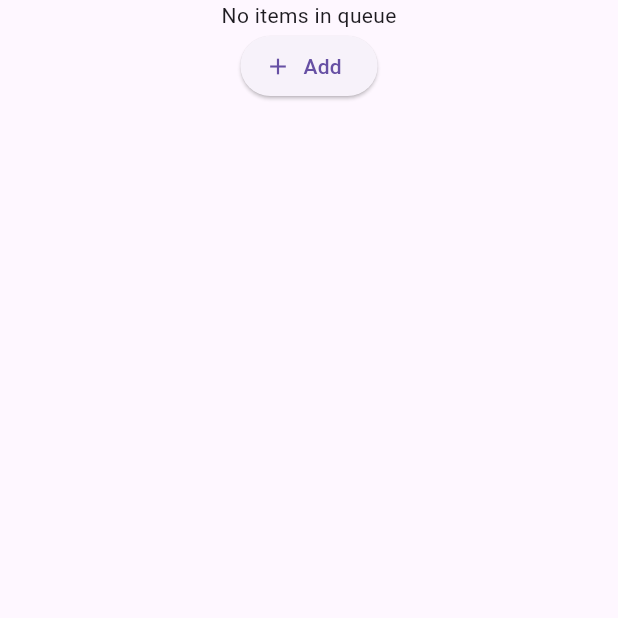
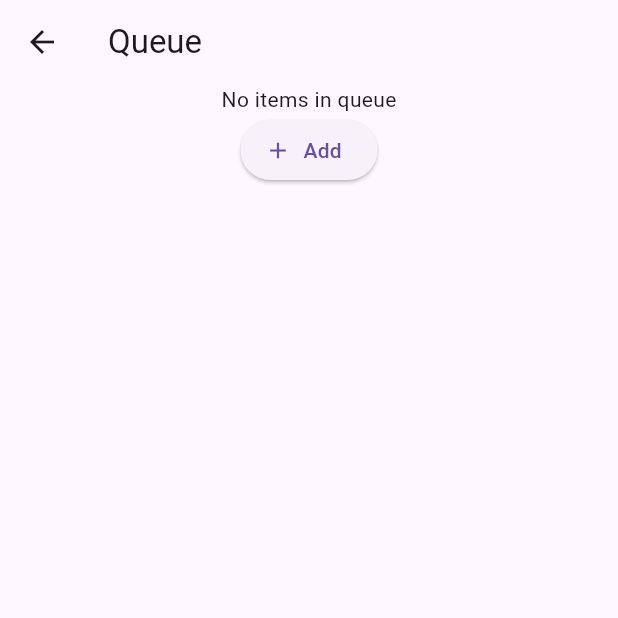
Before and after one commit to JonnyShiUW/dubhacks24, a Flutter app: the NurseFrontend screen opened directly, on a phone screen of 412 x 824 dp, the top half of it. Run offline on Flutter 3.47's test engine with Material 3 defaults, Android fonts, the phone set to English and light mode, and no system bars; our stand-ins replace dio, shelf, supabase; missing offline and left inert: shelf_router; accounts and stored records are empty.

Commit message:
Small UI changes

```diff
--- a/todo_frontend/lib/main.dart
+++ b/todo_frontend/lib/main.dart
@@ -18,8 +18,8 @@ class BaseApp extends StatelessWidget {
     return MaterialApp(
       theme: ThemeData(useMaterial3: true),
       home: Scaffold(
-        appBar: AppBar(title: const Text('Fuck you')),
-        body: const NurseFrontend(),
+        appBar: AppBar(title: const Text('Vigil')),
+        body: ToDoApp(),
       ),
     );
   }
@@ -44,13 +44,15 @@ class ToDoApp extends StatelessWidget {
         mainAxisAlignment: MainAxisAlignment.center,
         children:[
           const Text('Login'),
-          ElevatedButton(onPressed: (){}, child: Text('Patient')),
+          ElevatedButton(onPressed: (){}, child: const Text('Patient')),
           ElevatedButton(onPressed: (){
               Navigator.push(
                 context,
-                MaterialPageRoute(builder: (context) => NurseFrontend())
+                MaterialPageRoute(builder: (context) => const NurseFrontend())
               );
-            },             child: const Text('Nurse')),
+            },
+            child: const Text('Nurse')
+          ),
         ]
       ),
     );
@@ -73,7 +75,9 @@ class _NurseFrontend extends State<NurseFrontend> {
 
     // on empty
     if(queue.isEmpty) {
-      return Column(
+      return Scaffold(
+        appBar: AppBar(title: const Text('Queue')),
+        body: Column(
           children: [
             const Center(child: Text("No items in queue")),
             ElevatedButton.icon(
@@ -87,11 +91,14 @@ class _NurseFrontend extends State<NurseFrontend> {
               label: const Text("Add")
             )
           ]
+        )
       );
     }
 
     // on not empty
-    return Column(
+    return Scaffold(
+      appBar: AppBar(title: const Text('Queue')),
+      body: Column(
         children: <Widget>[
           for(var tile in queue)
             tile.$2,
@@ -106,6 +113,7 @@ class _NurseFrontend extends State<NurseFrontend> {
             label: const Text("Add")
           )
         ],
+      )
     );
   }
 
```
Lines whose indentation alone changed are shown as unchanged.
